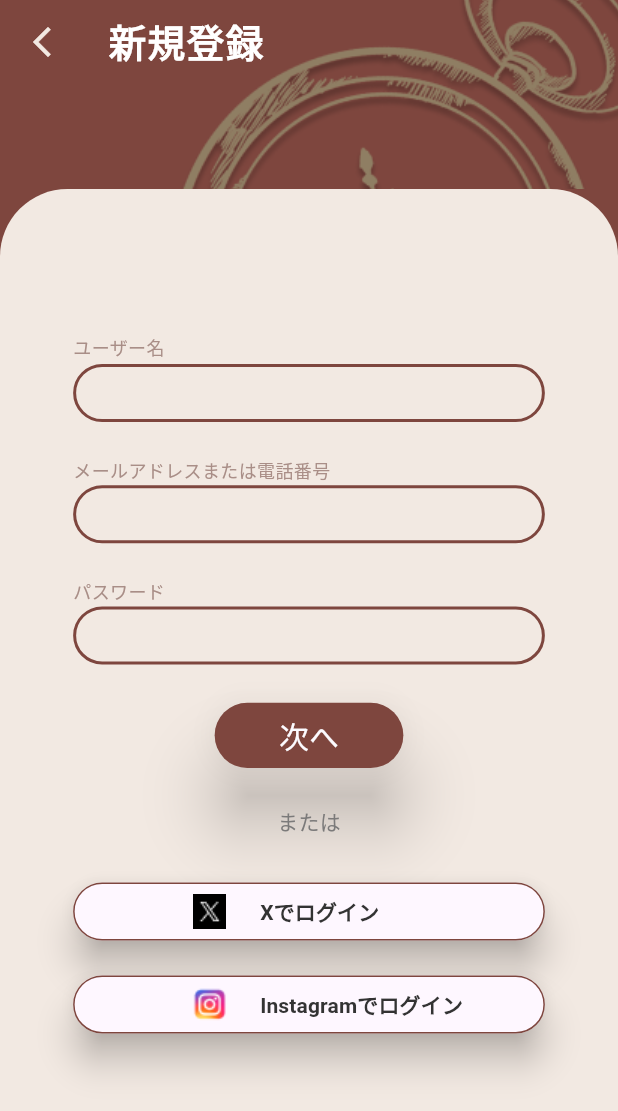
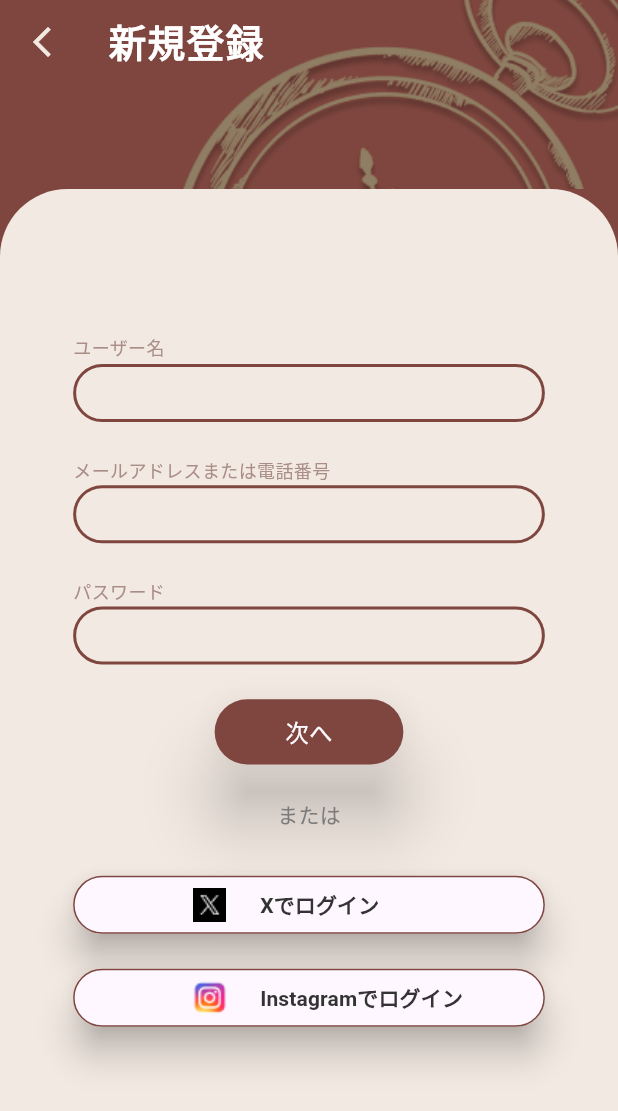
Before and after one commit to k-hinata515/time_alchemy_app, a Flutter app: the Registered_Content_Page screen opened directly, after a tap on "変更", on a phone screen of 412 x 824 dp. Shown: the top 1111 px of the screen. Run offline on Flutter 3.47's test engine with Material 3 defaults, Android fonts, the light colour scheme and no system bars; our stand-ins replace cloud_firestore, device_preview, dotted_border, firebase_auth, firebase_core, flutter_rating_bar and 7 more; missing offline and left inert: google_place; accounts and stored records are empty; generated files the repository leaves out were written again.

Commit message:
[update]コードを修正しました

```diff
--- a/lib/component/ButtonCompornent.dart
+++ b/lib/component/ButtonCompornent.dart
@@ -1,4 +1,5 @@
 import 'package:flutter/material.dart';
+import 'package:time_alchemy_app/constant/Colors_comrponent%20.dart';
 import 'package:time_alchemy_app/constant/screen_pod.dart';
 
 class ChoiceButtonRed extends StatelessWidget {
@@ -15,32 +16,29 @@
   });
 
     @override
-  Widget build(BuildContext context) {
+      Widget build(BuildContext context){
         final screen = ScreenRef(context).watch(screenProvider);
-    return ElevatedButton(
-      onPressed: onPressed,
+        return SizedBox(
+          height: screen.designH(height),
+          width: screen.designW(width),
+          child: ElevatedButton(
+          onPressed:onPressed,
           child: Text(
             text,
             style: TextStyle(
-          color: Color.fromRGBO(
-            252,
-            251,
-            255,
-            1,
-          ),
-          fontSize: 20,
+              color:Colors_compornet.textfontColorWhite,
+              fontSize: screen.designW(15),
+
             ),
             ),
           style: ElevatedButton.styleFrom(
-        elevation: 20,
-        fixedSize: Size(
-          screen.designW(width),
-          screen.designH(height),
+            elevation:20,
+            backgroundColor: Colors_compornet.globalBackgroundColorRed,
+            shape: RoundedRectangleBorder(
+              borderRadius:  BorderRadius.circular(40),
             ),
-        backgroundColor: Color.fromRGBO(126, 70, 62, 1),
-        shape: RoundedRectangleBorder(
-          borderRadius: BorderRadius.circular(40),
           ),
+
         ),
       );
   }
@@ -61,28 +59,26 @@
   @override
   Widget build(BuildContext context) {
     final screen = ScreenRef(context).watch(screenProvider);
-    return ElevatedButton(
-      onPressed: onPressed,
+    return SizedBox(
+          height: screen.designH(height),
+          width: screen.designW(width),
+          child: ElevatedButton(
+          onPressed:onPressed,
           child: Text(
             text,
             style: TextStyle(
-          color: Color.fromRGBO(51, 51, 51, 1),
-          fontSize: 20,
+              color:Colors_compornet.textfontColorBlack,
+              fontSize: screen.designW(15),
             ),
             ),
           style: ElevatedButton.styleFrom(
-        elevation: 20,
-        fixedSize: Size(screen.designH(height), screen.designW(width)),
-        backgroundColor: Color.fromRGBO(
-          252,
-          251,
-          255,
-          1,
-        ),
+            elevation:20,
+            backgroundColor: Colors_compornet.textfontColorWhite,
             shape: RoundedRectangleBorder(
-          borderRadius: BorderRadius.circular(15),
+              borderRadius:  BorderRadius.circular(40),
             ),
           ),
+        )
         );
   }
 }
```
Lines whose indentation alone changed are shown as unchanged.
